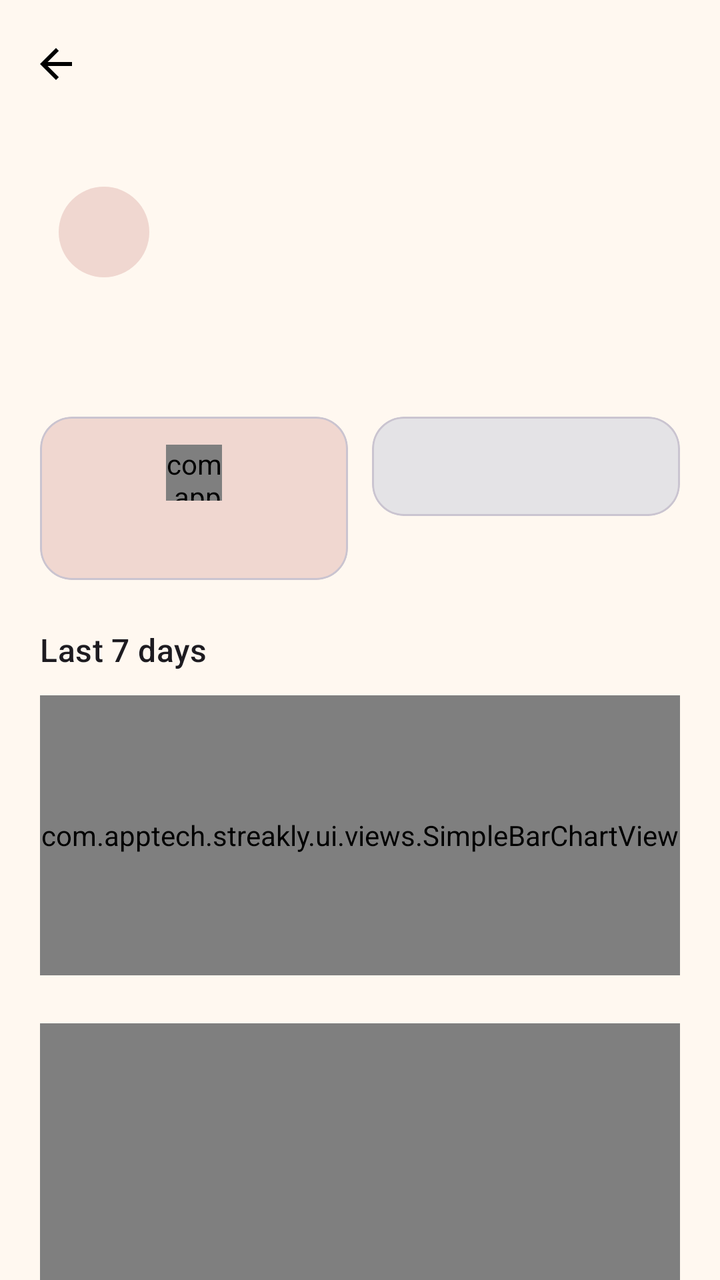
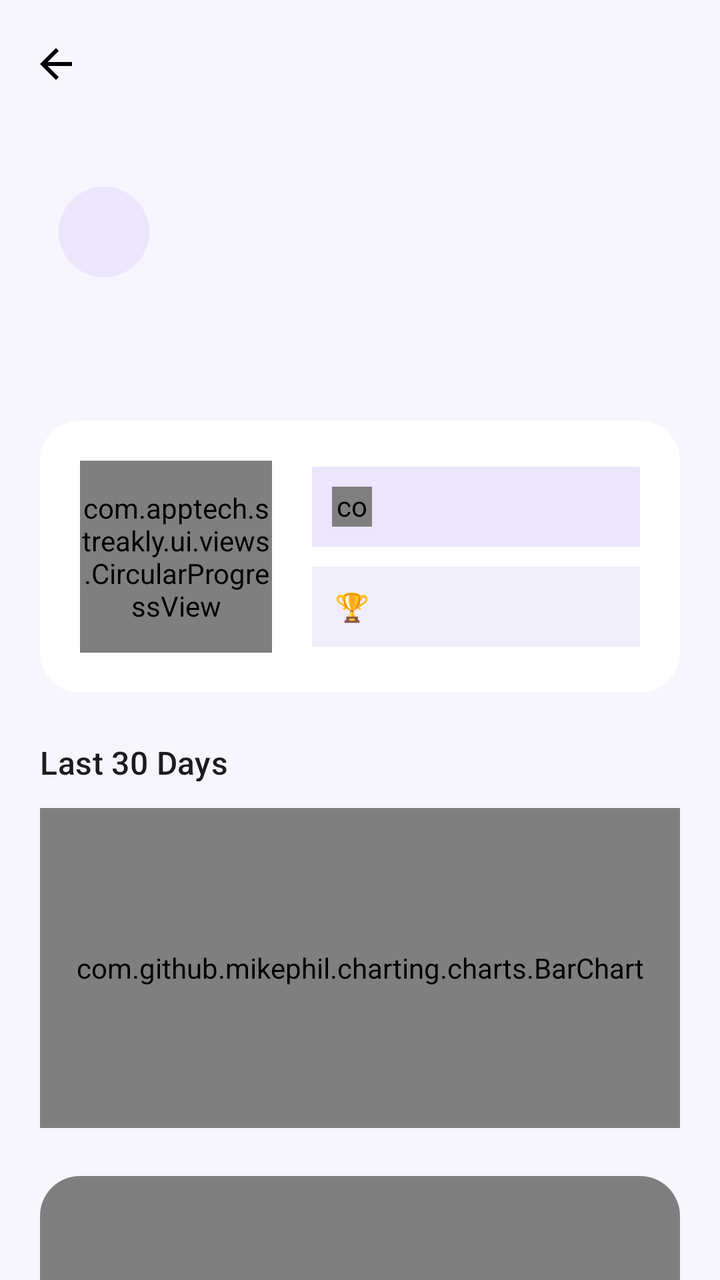

The first picture is an Android layout as it rendered before a commit; the second is the same layout after the commit. The layout source and the unified diff follow.
<!-- AndroidManifest.xml: application theme Theme.Streakly -->
<!-- res/layout/activity_habit_detail.xml -->
<?xml version="1.0" encoding="utf-8"?>
<LinearLayout xmlns:android="http://schemas.android.com/apk/res/android"
    xmlns:app="http://schemas.android.com/apk/res-auto"
    android:layout_width="match_parent"
    android:layout_height="match_parent"
    android:orientation="vertical"
    android:background="?attr/colorSurface">

    <com.google.android.material.appbar.MaterialToolbar
        android:id="@+id/toolbar"
        android:layout_width="match_parent"
        android:layout_height="wrap_content"
        android:background="?attr/colorSurface"
        app:navigationIcon="@drawable/ic_arrow_back"
        app:title="" />

    <androidx.core.widget.NestedScrollView
        android:layout_width="match_parent"
        android:layout_height="0dp"
        android:layout_weight="1">

        <LinearLayout
            android:layout_width="match_parent"
            android:layout_height="wrap_content"
            android:orientation="vertical"
            android:padding="20dp">

            <FrameLayout
                android:id="@+id/detail_icon_frame"
                android:layout_width="64dp"
                android:layout_height="64dp"
                android:background="@drawable/bg_emoji_circle">

                <TextView
                    android:id="@+id/detail_emoji"
                    android:layout_width="wrap_content"
                    android:layout_height="wrap_content"
                    android:layout_gravity="center"
                    android:textSize="22sp" />
            </FrameLayout>

            <TextView
                android:id="@+id/detail_name"
                style="?attr/textAppearanceHeadlineSmall"
                android:layout_width="wrap_content"
                android:layout_height="wrap_content"
                android:layout_marginTop="12dp" />

            <LinearLayout
                android:layout_width="match_parent"
                android:layout_height="wrap_content"
                android:orientation="horizontal"
                android:layout_marginTop="16dp">

                <com.google.android.material.card.MaterialCardView
                    android:layout_width="0dp"
                    android:layout_height="wrap_content"
                    android:layout_weight="1"
                    android:layout_marginEnd="6dp"
                    app:cardCornerRadius="16dp"
                    app:cardElevation="0dp"
                    app:cardBackgroundColor="?attr/colorPrimaryContainer">

                    <LinearLayout
                        android:layout_width="match_parent"
                        android:layout_height="wrap_content"
                        android:orientation="vertical"
                        android:padding="14dp"
                        android:gravity="center">

                        <com.apptech.streakly.ui.views.StreakFlameView
                            android:layout_width="28dp"
                            android:layout_height="28dp" />

                        <TextView
                            android:id="@+id/detail_current_streak"
                            style="?attr/textAppearanceTitleMedium"
                            android:textColor="?attr/colorOnPrimaryContainer"
                            android:layout_width="wrap_content"
                            android:layout_height="wrap_content"
                            android:layout_marginTop="4dp" />
                    </LinearLayout>
                </com.google.android.material.card.MaterialCardView>

                <com.google.android.material.card.MaterialCardView
                    android:layout_width="0dp"
                    android:layout_height="wrap_content"
                    android:layout_weight="1"
                    android:layout_marginStart="6dp"
                    app:cardCornerRadius="16dp"
                    app:cardElevation="0dp"
                    app:cardBackgroundColor="?attr/colorSecondaryContainer">

                    <LinearLayout
                        android:layout_width="match_parent"
                        android:layout_height="wrap_content"
                        android:orientation="vertical"
                        android:padding="14dp"
                        android:gravity="center">

                        <TextView
                            android:id="@+id/detail_longest_streak"
                            style="?attr/textAppearanceTitleMedium"
                            android:layout_width="wrap_content"
                            android:layout_height="wrap_content" />
                    </LinearLayout>
                </com.google.android.material.card.MaterialCardView>
            </LinearLayout>

            <TextView
                style="?attr/textAppearanceTitleMedium"
                android:layout_width="wrap_content"
                android:layout_height="wrap_content"
                android:layout_marginTop="24dp"
                android:text="@string/stats_last_7_days" />

            <com.apptech.streakly.ui.views.SimpleBarChartView
                android:id="@+id/detail_chart"
                android:layout_width="match_parent"
                android:layout_height="140dp"
                android:layout_marginTop="12dp" />

            <com.apptech.streakly.ui.views.MonthCalendarView
                android:id="@+id/detail_calendar"
                android:layout_width="match_parent"
                android:layout_height="320dp"
                android:layout_marginTop="24dp" />

        </LinearLayout>
    </androidx.core.widget.NestedScrollView>

</LinearLayout>
<!-- resources referenced by this layout -->
<resources>
  <!-- drawable bg_emoji_circle (drawable) -->
  <?xml version="1.0" encoding="utf-8"?>
  <inset xmlns:android="http://schemas.android.com/apk/res/android"
      android:insetLeft="15%"
      android:insetTop="15%"
      android:insetRight="15%"
      android:insetBottom="15%">
      <shape android:shape="oval">
          <solid android:color="?attr/colorPrimaryContainer" />
      </shape>
  </inset>
  <string name="stats_last_7_days">Last 7 days</string>
  <style name="Theme.Streakly" parent="Theme.Material3.DayNight.NoActionBar">
          <item name="colorPrimary">@color/md_primary</item>
          <item name="colorOnPrimary">@color/md_on_primary</item>
          <item name="colorPrimaryContainer">@color/md_primary_container</item>
          <item name="colorOnPrimaryContainer">@color/md_on_primary_container</item>
  
          <item name="colorSecondary">@color/md_secondary</item>
          <item name="colorSecondaryContainer">@color/md_secondary_container</item>
  
          <item name="android:colorBackground">@color/md_background</item>
          <item name="colorSurface">@color/md_surface</item>
          <item name="colorSurfaceVariant">@color/md_surface_variant</item>
          <item name="colorSurfaceContainer">@color/md_surface_container</item>
          <item name="colorOnSurface">@color/md_on_surface</item>
          <item name="colorOnSurfaceVariant">@color/md_on_surface_variant</item>
          <item name="colorOutline">@color/md_outline</item>
  
          <item name="android:statusBarColor" tools:targetApi="21">@android:color/transparent</item>
          <item name="android:navigationBarColor" tools:targetApi="21">@android:color/transparent</item>
          <item name="android:windowLightStatusBar" tools:targetApi="23">true</item>
      </style>
  <color name="md_primary">#92140C</color>
  <color name="md_on_primary">#FFF8F0</color>
  <color name="md_primary_container">#F0D7D0</color>
  <color name="md_on_primary_container">#2E0A07</color>
  <color name="md_secondary">#1E1E24</color>
  <color name="md_secondary_container">#E4E3E6</color>
  <color name="md_background">#FFF8F0</color>
  <color name="md_surface">#FFF8F0</color>
  <color name="md_surface_variant">#EAE6E3</color>
  <color name="md_surface_container">#F2ECE8</color>
  <color name="md_on_surface">#1E1E24</color>
  <color name="md_on_surface_variant">#5C5650</color>
  <color name="md_outline">#8A827A</color>
  <!-- unchanged entries left out for length: 1 -->
</resources>

<!-- the commit's change to res/layout/activity_habit_detail.xml (unified diff, before → after) -->
@@ -4,13 +4,13 @@
     android:layout_width="match_parent"
     android:layout_height="match_parent"
     android:orientation="vertical"
-    android:background="?attr/colorSurface">
+    android:background="?android:attr/colorBackground">
 
     <com.google.android.material.appbar.MaterialToolbar
         android:id="@+id/toolbar"
         android:layout_width="match_parent"
         android:layout_height="wrap_content"
-        android:background="?attr/colorSurface"
+        android:background="?android:attr/colorBackground"
         app:navigationIcon="@drawable/ic_arrow_back"
         app:title="" />
 
@@ -46,85 +46,107 @@
                 android:layout_height="wrap_content"
                 android:layout_marginTop="12dp" />
 
-            <LinearLayout
+            <com.google.android.material.card.MaterialCardView
                 android:layout_width="match_parent"
                 android:layout_height="wrap_content"
-                android:orientation="horizontal"
-                android:layout_marginTop="16dp">
+                android:layout_marginTop="18dp"
+                app:cardBackgroundColor="?attr/colorSurface">
 
-                <com.google.android.material.card.MaterialCardView
-                    android:layout_width="0dp"
+                <LinearLayout
+                    android:layout_width="match_parent"
                     android:layout_height="wrap_content"
-                    android:layout_weight="1"
-                    android:layout_marginEnd="6dp"
-                    app:cardCornerRadius="16dp"
-                    app:cardElevation="0dp"
-                    app:cardBackgroundColor="?attr/colorPrimaryContainer">
+                    android:orientation="horizontal"
+                    android:gravity="center_vertical"
+                    android:padding="20dp">
+
+                    <com.apptech.streakly.ui.views.CircularProgressView
+                        android:id="@+id/detail_progress_ring"
+                        android:layout_width="96dp"
+                        android:layout_height="96dp" />
 
                     <LinearLayout
-                        android:layout_width="match_parent"
+                        android:layout_width="0dp"
                         android:layout_height="wrap_content"
-                        android:orientation="vertical"
-                        android:padding="14dp"
-                        android:gravity="center">
+                        android:layout_weight="1"
+                        android:layout_marginStart="20dp"
+                        android:orientation="vertical">
 
-                        <com.apptech.streakly.ui.views.StreakFlameView
-                            android:layout_width="28dp"
-                            android:layout_height="28dp" />
+                        <LinearLayout
+                            android:layout_width="match_parent"
+                            android:layout_height="wrap_content"
+                            android:orientation="horizontal"
+                            android:gravity="center_vertical"
+                            android:background="?attr/colorPrimaryContainer"
+                            android:backgroundTint="?attr/colorPrimaryContainer"
+                            android:padding="10dp">
 
-                        <TextView
-                            android:id="@+id/detail_current_streak"
-                            style="?attr/textAppearanceTitleMedium"
-                            android:textColor="?attr/colorOnPrimaryContainer"
-                            android:layout_width="wrap_content"
+                            <com.apptech.streakly.ui.views.StreakFlameView
+                                android:layout_width="20dp"
+                                android:layout_height="20dp" />
+
+                            <TextView
+                                android:id="@+id/detail_current_streak"
+                                style="?attr/textAppearanceBodyMedium"
+                                android:textColor="?attr/colorOnPrimaryContainer"
+                                android:layout_width="0dp"
+                                android:layout_height="wrap_content"
+                                android:layout_weight="1"
+                                android:layout_marginStart="8dp" />
+                        </LinearLayout>
+
+                        <LinearLayout
+                            android:layout_width="match_parent"
                             android:layout_height="wrap_content"
-                            android:layout_marginTop="4dp" />
+                            android:orientation="horizontal"
+                            android:gravity="center_vertical"
+                            android:layout_marginTop="10dp"
+                            android:background="?attr/colorSecondaryContainer"
+                            android:padding="10dp">
+
+                            <TextView
+                                android:layout_width="20dp"
+                                android:layout_height="20dp"
+                                android:gravity="center"
+                                android:textSize="14sp"
+                                android:text="🏆" />
+
+                            <TextView
+                                android:id="@+id/detail_longest_streak"
+                                style="?attr/textAppearanceBodyMedium"
+                                android:layout_width="0dp"
+                                android:layout_height="wrap_content"
+                                android:layout_weight="1"
+                                android:layout_marginStart="8dp" />
+                        </LinearLayout>
                     </LinearLayout>
-                </com.google.android.material.card.MaterialCardView>
-
-                <com.google.android.material.card.MaterialCardView
-                    android:layout_width="0dp"
-                    android:layout_height="wrap_content"
-                    android:layout_weight="1"
-                    android:layout_marginStart="6dp"
-                    app:cardCornerRadius="16dp"
-                    app:cardElevation="0dp"
-                    app:cardBackgroundColor="?attr/colorSecondaryContainer">
-
-                    <LinearLayout
-                        android:layout_width="match_parent"
-                        android:layout_height="wrap_content"
-                        android:orientation="vertical"
-                        android:padding="14dp"
-                        android:gravity="center">
-
-                        <TextView
-                            android:id="@+id/detail_longest_streak"
-                            style="?attr/textAppearanceTitleMedium"
-                            android:layout_width="wrap_content"
-                            android:layout_height="wrap_content" />
-                    </LinearLayout>
-                </com.google.android.material.card.MaterialCardView>
-            </LinearLayout>
+                </LinearLayout>
+            </com.google.android.material.card.MaterialCardView>
 
             <TextView
                 style="?attr/textAppearanceTitleMedium"
                 android:layout_width="wrap_content"
                 android:layout_height="wrap_content"
                 android:layout_marginTop="24dp"
-                android:text="@string/stats_last_7_days" />
+                android:text="@string/stats_last_30_days" />
 
-            <com.apptech.streakly.ui.views.SimpleBarChartView
-                android:id="@+id/detail_chart"
+            <com.github.mikephil.charting.charts.BarChart
+                android:id="@+id/detail_bar_chart"
                 android:layout_width="match_parent"
-                android:layout_height="140dp"
+                android:layout_height="160dp"
                 android:layout_marginTop="12dp" />
 
-            <com.apptech.streakly.ui.views.MonthCalendarView
-                android:id="@+id/detail_calendar"
+            <com.google.android.material.card.MaterialCardView
                 android:layout_width="match_parent"
-                android:layout_height="320dp"
-                android:layout_marginTop="24dp" />
+                android:layout_height="wrap_content"
+                android:layout_marginTop="24dp"
+                app:cardBackgroundColor="?attr/colorSurface">
+
+                <com.apptech.streakly.ui.views.MonthCalendarView
+                    android:id="@+id/detail_calendar"
+                    android:layout_width="match_parent"
+                    android:layout_height="320dp"
+                    android:padding="8dp" />
+            </com.google.android.material.card.MaterialCardView>
 
         </LinearLayout>
     </androidx.core.widget.NestedScrollView>
<!-- resource entries referenced after the edit -->
@@ -11,7 +11,7 @@
           <solid android:color="?attr/colorPrimaryContainer" />
       </shape>
   </inset>
-  <string name="stats_last_7_days">Last 7 days</string>
+  <string name="stats_last_30_days">Last 30 Days</string>
   <style name="Theme.Streakly" parent="Theme.Material3.DayNight.NoActionBar">
           <item name="colorPrimary">@color/md_primary</item>
           <item name="colorOnPrimary">@color/md_on_primary</item>
@@ -29,23 +29,43 @@
           <item name="colorOnSurfaceVariant">@color/md_on_surface_variant</item>
           <item name="colorOutline">@color/md_outline</item>
   
+          <item name="bottomNavigationStyle">@style/Widget.Streakly.BottomNavigationView</item>
+          <item name="materialCardViewStyle">@style/Widget.Streakly.CardView</item>
+  
           <item name="android:statusBarColor" tools:targetApi="21">@android:color/transparent</item>
           <item name="android:navigationBarColor" tools:targetApi="21">@android:color/transparent</item>
           <item name="android:windowLightStatusBar" tools:targetApi="23">true</item>
       </style>
-  <color name="md_primary">#92140C</color>
-  <color name="md_on_primary">#FFF8F0</color>
-  <color name="md_primary_container">#F0D7D0</color>
-  <color name="md_on_primary_container">#2E0A07</color>
-  <color name="md_secondary">#1E1E24</color>
-  <color name="md_secondary_container">#E4E3E6</color>
-  <color name="md_background">#FFF8F0</color>
-  <color name="md_surface">#FFF8F0</color>
-  <color name="md_surface_variant">#EAE6E3</color>
-  <color name="md_surface_container">#F2ECE8</color>
-  <color name="md_on_surface">#1E1E24</color>
-  <color name="md_on_surface_variant">#5C5650</color>
-  <color name="md_outline">#8A827A</color>
+  <color name="md_primary">#6C4FEB</color>
+  <color name="md_on_primary">#FFFFFF</color>
+  <color name="md_primary_container">#ECE6FD</color>
+  <color name="md_on_primary_container">#281A66</color>
+  <color name="md_secondary">#4A4660</color>
+  <color name="md_secondary_container">#F1EEFB</color>
+  <color name="md_background">#F7F6FC</color>
+  <color name="md_surface">#FFFFFF</color>
+  <color name="md_surface_variant">#EFEBFB</color>
+  <color name="md_surface_container">#F5F3FC</color>
+  <color name="md_on_surface">#1C1B29</color>
+  <color name="md_on_surface_variant">#6B6880</color>
+  <color name="md_outline">#D8D4EC</color>
+  <style name="Widget.Streakly.BottomNavigationView" parent="Widget.Material3.BottomNavigationView">
+          <item name="android:background">?attr/colorSurface</item>
+          <item name="elevation">0dp</item>
+          <item name="itemIconTint">@color/bottom_nav_item_color</item>
+          <item name="itemTextColor">@color/bottom_nav_item_color</item>
+          <item name="itemActiveIndicatorStyle">@style/Widget.Streakly.BottomNavigationView.ActiveIndicator</item>
+          <item name="labelVisibilityMode">labeled</item>
+      </style>
+  <style name="Widget.Streakly.CardView" parent="Widget.Material3.CardView.Filled">
+          <item name="cardElevation">0dp</item>
+          <item name="cardCornerRadius">20dp</item>
+          <item name="strokeWidth">0dp</item>
+      </style>
+  <style name="Widget.Streakly.BottomNavigationView.ActiveIndicator" parent="Widget.Material3.BottomNavigationView.ActiveIndicator">
+          <item name="android:color">@color/bottom_nav_indicator</item>
+      </style>
+  <color name="bottom_nav_indicator">#ECE6FD</color>
   <!-- unchanged entries left out for length: 1 -->
 </resources>
 
